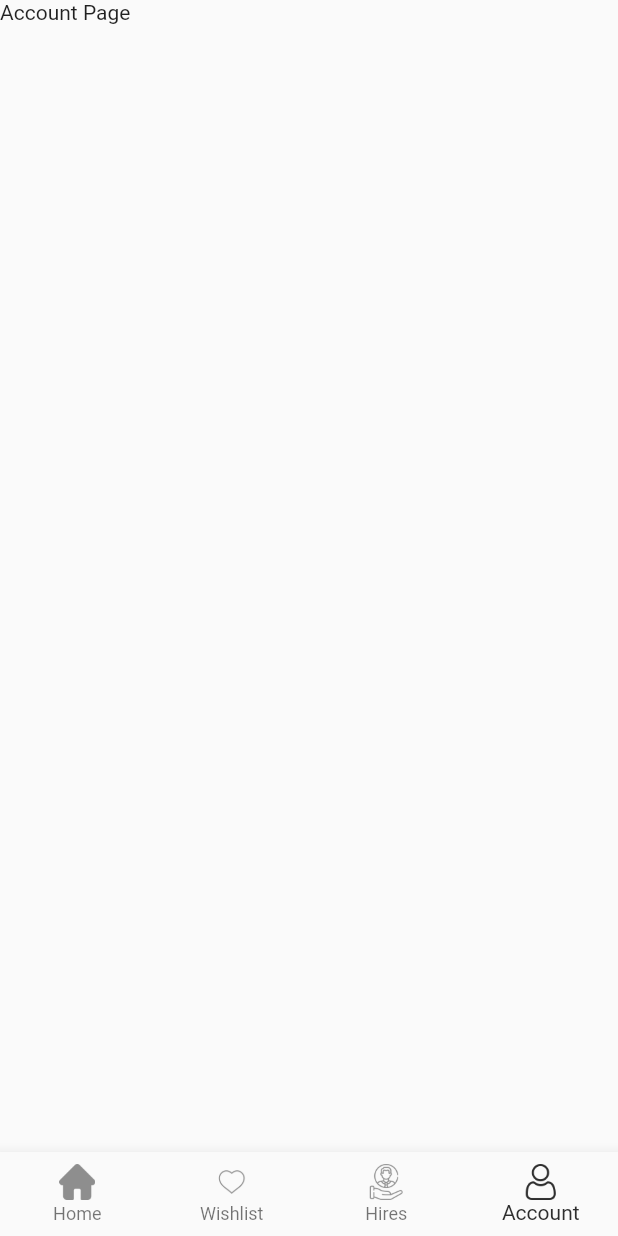
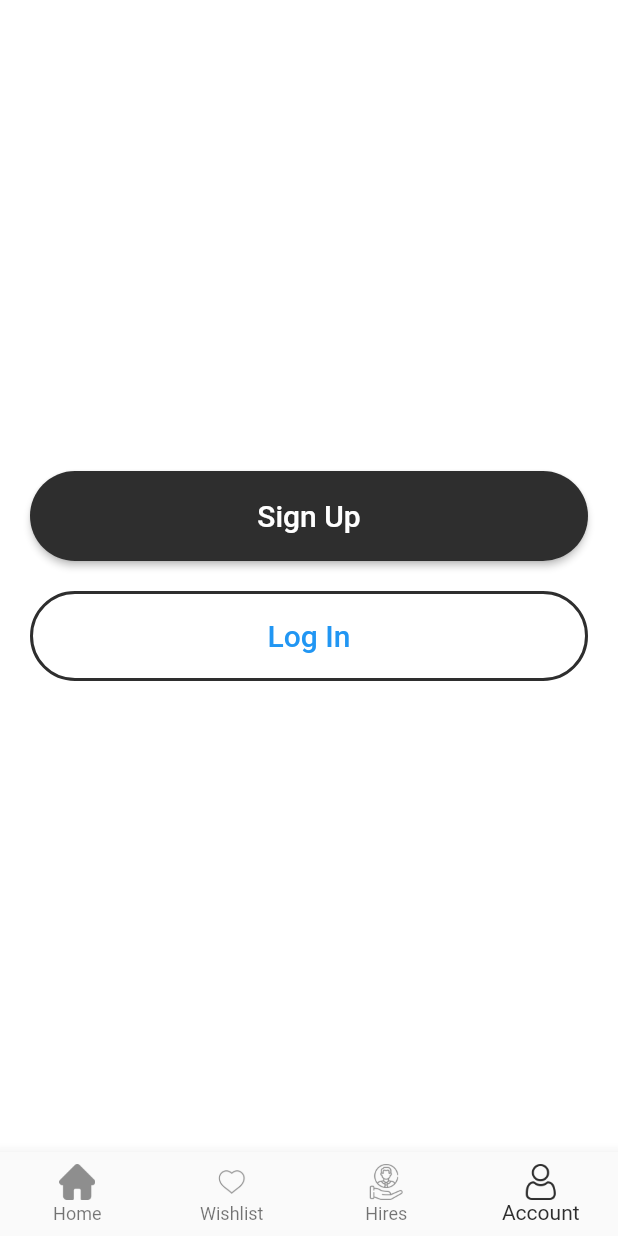
Before and after one commit to amirrahi29/antoiler-flutter-app-, a Flutter app: the screen it shows after launch, item 4 of the bottom bar chosen, on a phone screen of 412 x 824 dp. Run offline on Flutter 3.47's test engine with Material 2 defaults, Android fonts, the phone set to English and light mode, and no system bars; our stand-ins replace get, hexcolor.

Commit message:
sign-us-screen added

```diff
--- a/lib/view/BottomPages/AccountPage.dart
+++ b/lib/view/BottomPages/AccountPage.dart
@@ -1,6 +1,7 @@
+import 'package:antoiler/CustomClasses/routes/PageConstants.dart';
 import 'package:antoiler/view/Widgets/GlobalMainWidget.dart';
 import 'package:flutter/material.dart';
-
+import 'package:antoiler/CustomClasses/AllColors.dart';
 class AccountPage extends StatefulWidget {
   const AccountPage({Key? key}) : super(key: key);
 
@@ -10,14 +11,68 @@ class AccountPage extends StatefulWidget {
 
 class _AccountPageState extends State<AccountPage> {
   @override
+  @override
   Widget build(BuildContext context) {
-    return GlobalMainWidget.globalMainWidget(SingleChildScrollView(
-      child: Column(
-        crossAxisAlignment: CrossAxisAlignment.start,
-        children: <Widget>[
-          Text("Account Page")
-        ],
+    return Scaffold(
+      body: Container(
+        decoration: BoxDecoration(
+          gradient: LinearGradient(
+            begin: Alignment.topLeft,
+            end: Alignment.bottomRight,
+            colors: [
+              AllColors.whiteColor,
+              AllColors.whiteColor,
+            ],
+          ),
+        ),
+        child: Column(
+          mainAxisAlignment: MainAxisAlignment.center,
+          children: [
+            SizedBox(
+              width: double.infinity,
+              height: 60,
+              child: AnimatedContainer(
+                duration: Duration(milliseconds: 500),
+                curve: Curves.easeInOut,
+                margin: EdgeInsets.symmetric(horizontal: 20),
+                child: ElevatedButton(
+                  onPressed: () {
+                    // Navigator.pop(context);
+                    Navigator.pushNamed(context, PageConstants.signUpPage);
+                  },
+                  style: ElevatedButton.styleFrom(
+                    backgroundColor: AllColors.blackColor,
+                    shape: RoundedRectangleBorder(
+                      borderRadius: BorderRadius.circular(30),
+                    ),
+                  ),
+                  child: Text("Sign Up", style: TextStyle(fontSize: 20)),
+                ),
+              ),
+            ),
+            SizedBox(height: 20),
+            SizedBox(
+              width: double.infinity,
+              height: 60,
+              child: AnimatedContainer(
+                duration: Duration(milliseconds: 500),
+                curve: Curves.easeInOut,
+                margin: EdgeInsets.symmetric(horizontal: 20),
+                child: OutlinedButton(
+                  onPressed: () {},
+                  style: OutlinedButton.styleFrom(
+                    side: BorderSide(color: AllColors.blackColor, width: 2),
+                    shape: RoundedRectangleBorder(
+                      borderRadius: BorderRadius.circular(30),
+                    ),
+                  ),
+                  child: Text("Log In", style: TextStyle(fontSize: 20)),
+                ),
+              ),
+            ),
+          ],
+        ),
       ),
-    ));
+    );
   }
 }
```
Also changed, not shown: lib/view/AuthPages/SignUpPage.dart (+45 -8 lines), pubspec.lock.
